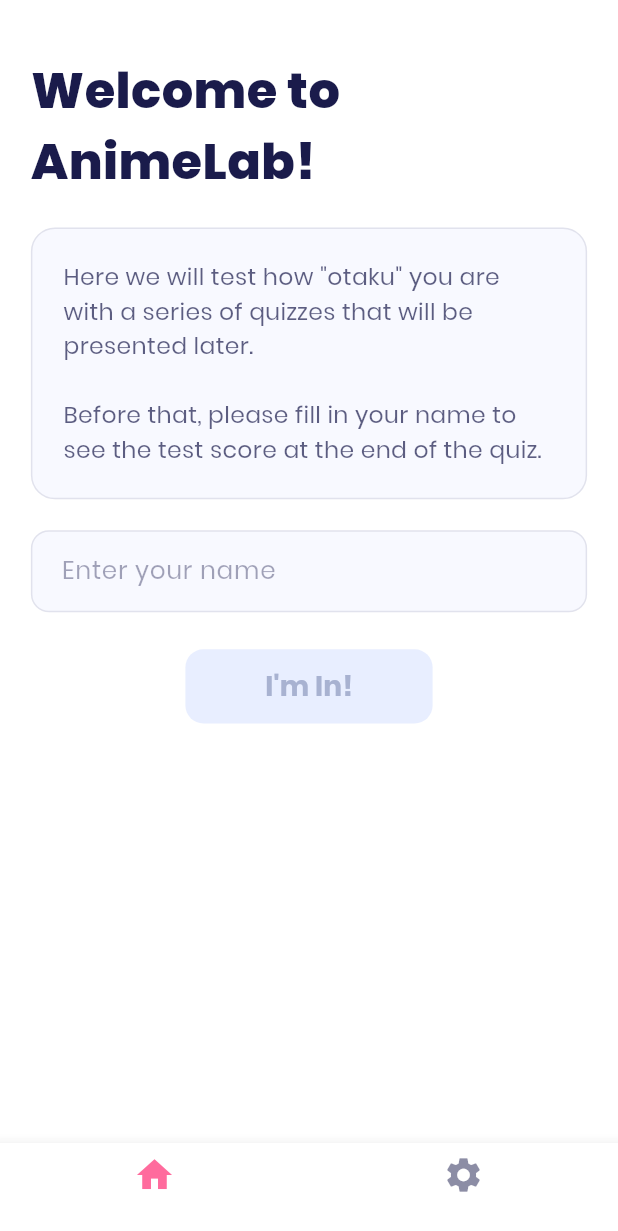
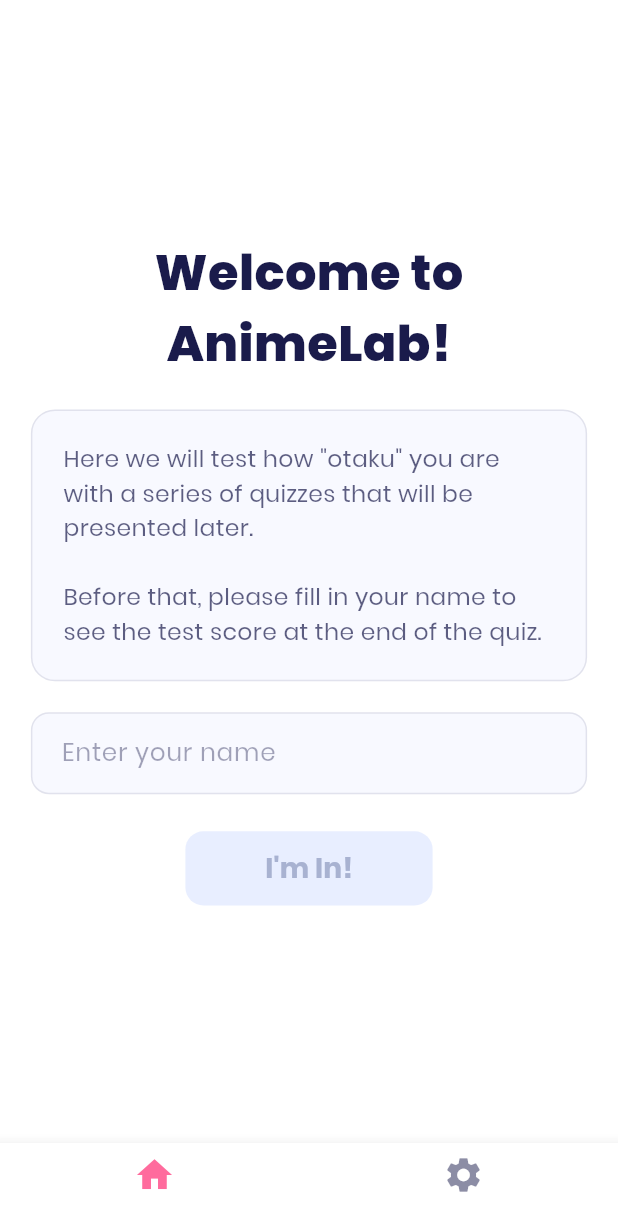
Before and after one commit to paranroman/AnimeLab, a Flutter app: the screen it shows after launch, on a phone screen of 412 x 824 dp. Shown: the top 1231 px of the screen. Run offline on Flutter 3.47's test engine with Material 3 defaults, Android fonts, the phone set to English and light mode, and no system bars.

Commit message:
fix(home): centered konten yang ada pada halaman home

```diff
--- a/lib/presentation/screens/home_screen.dart
+++ b/lib/presentation/screens/home_screen.dart
@@ -91,17 +91,18 @@
     QuizProvider quizProvider,
   ) {
     return SafeArea(
+      child: Center(
         child: SingleChildScrollView(
           child: Padding(
             padding: EdgeInsets.all(size.width * 0.05),
             child: Column(
-            crossAxisAlignment: CrossAxisAlignment.start,
+              mainAxisAlignment: MainAxisAlignment.center,
+              crossAxisAlignment: CrossAxisAlignment.center,
               children: [
-              SizedBox(height: size.height * 0.02),
-
                 // Title
                 Text(
                   'Welcome to AnimeLab!',
+                  textAlign: TextAlign.center,
                   style: TextStyle(
                     fontFamily: 'Poppins',
                     fontSize: size.width * 0.08,
@@ -225,6 +226,7 @@
             ),
           ),
         ),
+      ),
     );
   }
 }
```
Lines whose indentation alone changed are shown as unchanged.
